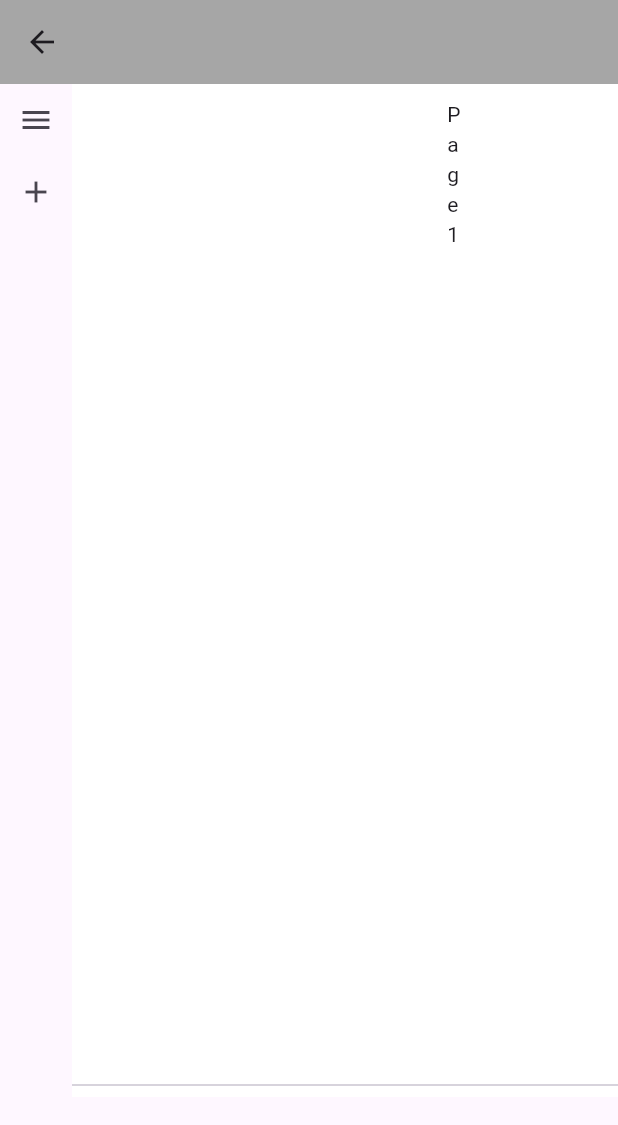
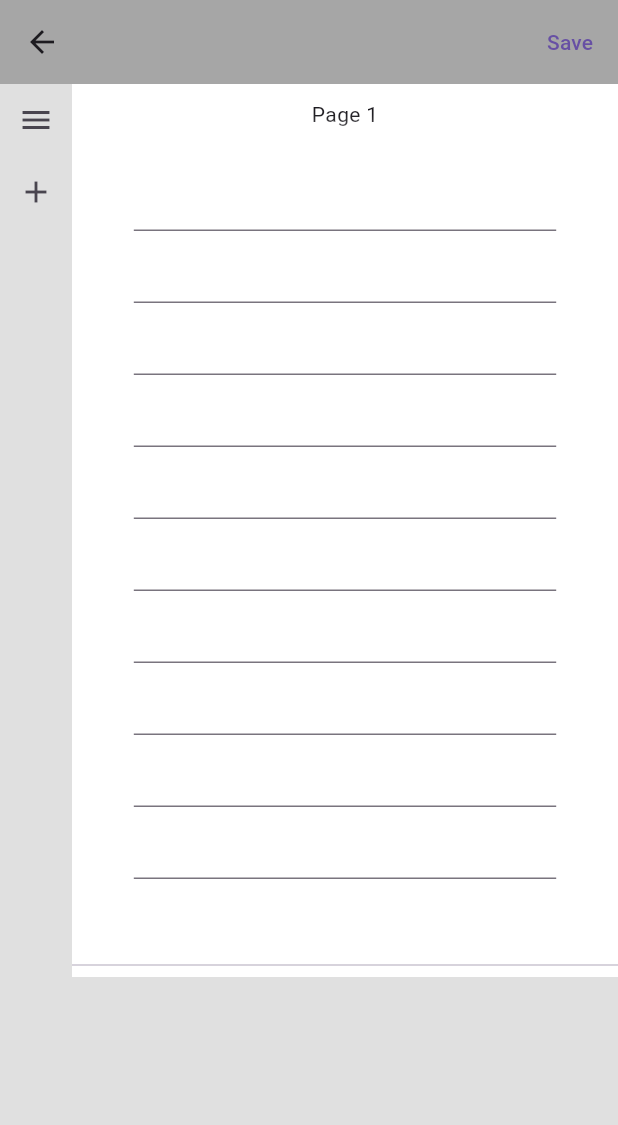
Before and after one commit to JudgeBox/Judgebox-flutter, a Flutter app: the WebScaffold screen opened directly, after a tap on "New Note", on a phone screen of 412 x 824 dp. Shown: the top 1125 px of the screen. Run offline on Flutter 3.47's test engine with Material 2 defaults, Android fonts, the phone set to English and light mode, and no system bars; our stand-ins replace cloud_firestore, firebase_core; accounts and stored records are empty.

Commit message:
Implement save page to the firebase
need to read database with the page

```diff
--- a/lib/responsive/web/note/noteBody.dart
+++ b/lib/responsive/web/note/noteBody.dart
@@ -2,6 +2,8 @@ import 'dart:ui';
 
 import 'package:flutter/material.dart';
 import 'package:flutter/services.dart';
+import 'package:judgebox/constants.dart';
+import 'package:judgebox/responsive/web/note/paintBody.dart';
 
 class NoteBody extends StatefulWidget {
   const NoteBody({Key? key}) : super(key: key);
@@ -9,6 +11,8 @@ class NoteBody extends StatefulWidget {
   @override
   State<NoteBody> createState() => _NoteBody();
 }
+
+
 
 class _NoteBody extends State<NoteBody> {
   final buttonKey = GlobalKey();
@@ -29,21 +33,34 @@ class _NoteBody extends State<NoteBody> {
     // Initialize pages with a single page.
     pages = const [
       [
-        PainterContainer(),
-        TextContainer(),
+        PainterContainer(id: 0),
+        TextContainer(id: 0),
       ],
     ];
   }
 
   @override
   Widget build(BuildContext context) {
-    // if (!_isTop) {
-    //   for(var i = 0; i < page.length; i++) {
-    //     page[i] = page[i].reversed.toList();
-    //   }
-    //   //notes = notes.reversed.toList();
-    // }
+    final Size size = MediaQuery.of(context).size;
+    final PainterContainer paint;
+    // 設定左右間距比例
+    final double Ratio = 0.1;
+
+    // 計算新的左右間距值
+    final double screenPadding = size.width * Ratio;
     return Scaffold(
+      appBar: AppBar(
+        backgroundColor: Colors.black26,
+        actions: <Widget>[
+          TextButton(
+            onPressed: () async {
+              PainterContainer(id: 0).save();
+            },
+            child: Text("Save"),
+          ),
+        ],
+      ),
+      backgroundColor: judgeBackground,
       body: Row(
         children: <Widget>[
           Column(
@@ -57,6 +74,7 @@ class _NoteBody extends State<NoteBody> {
                         pages = pages
                             .map((page) => page.reversed.toList())
                             .toList();
+                        _changeOrder();
                       });
                     },
                   ),
@@ -65,11 +83,14 @@ class _NoteBody extends State<NoteBody> {
                     onPressed: () {
                       setState(() {
                         // Add a new page to the end of the list.
-                        pages += const [
-                          [
-                            PainterContainer(),
-                            TextContainer(),
-                          ]
+                        int len = pages.length;
+                        pages += _isTop ? [[
+                            PainterContainer(id: len),
+                            TextContainer(id: len),
+                          ]] : [[
+                            TextContainer(id: len),
+                            PainterContainer(id: len),
+                        ]
                         ];
                       });
                     },
@@ -87,8 +108,8 @@ class _NoteBody extends State<NoteBody> {
                   child: Column(
                     children: [
                       Padding(
-                        padding: const EdgeInsets.only(
-                            left: 250, right: 250, top: 10),
+                        padding: EdgeInsets.only(
+                            left: screenPadding, right: screenPadding, top: 10),
                         child: Column(
                           children: [
                             Text('Page ${index + 1}'),
@@ -113,51 +134,13 @@ class _NoteBody extends State<NoteBody> {
       ),
     );
   }
-}
 
-class PainterContainer extends StatefulWidget {
-  const PainterContainer({Key? key}) : super(key: key);
-
-  @override
-  State<PainterContainer> createState() => _PainterContainer();
-}
-
-class _PainterContainer extends State<PainterContainer> {
-  @override
-  Widget build(BuildContext context) {
-    return CustomPaint(
-      painter: PointPainter(),
-      child: GestureDetector(
-        onPanUpdate: (details) {
-          RenderBox? box = context.findRenderObject() as RenderBox;
-          PointPainter.points.add(box.globalToLocal(details.globalPosition));
-          setState(() {});
-        },
-      ),
-    );
-  }
-}
-
-class PointPainter extends CustomPainter {
-  static List<Offset> points = <Offset>[];
-
-  @override
-  void paint(Canvas canvas, Size size) {
-    var paint = Paint()
-      ..color = Colors.red
-      ..strokeWidth = 4.0
-      ..strokeCap = StrokeCap.round;
-    for (int i = 0; i < points.length; i++) {
-      canvas.drawPoints(PointMode.points, [points[i]], paint);
-    }
-  }
-
-  @override
-  bool shouldRepaint(CustomPainter oldDelegate) => true;
 }
 
 class TextContainer extends StatefulWidget {
-  const TextContainer({Key? key}) : super(key: key);
+  final int id;
+
+  const TextContainer({Key? key, required this.id}) : super(key: key);
 
   @override
   State<TextContainer> createState() => _TextContainer();
@@ -166,6 +149,7 @@ class TextContainer extends StatefulWidget {
 class _TextContainer extends State<TextContainer> {
   @override
   Widget build(BuildContext context) {
+    int id = widget.id;
     int listLength = 10;
     List<FocusNode> _focusNodes =
         List<FocusNode>.generate(listLength, (int index) => FocusNode());
@@ -177,10 +161,8 @@ class _TextContainer extends State<TextContainer> {
             onKey: (event) {
               if (event is RawKeyDownEvent) {
                 if (event.logicalKey == LogicalKeyboardKey.arrowUp) {
-                  // 处理键盘上的向上箭头按键
                   _focusNodes[index - 1].requestFocus();
                 } else if (event.logicalKey == LogicalKeyboardKey.arrowDown) {
-                  // 处理键盘上的向下箭头按键
                   _focusNodes[index + 1].requestFocus();
                 }
               }
@@ -195,7 +177,6 @@ class _TextContainer extends State<TextContainer> {
               },
               onChanged: (value) {
                 if (value.contains('\n')) {
-                  // 检测到换行符时，将焦点移动到下一个TextField
                   _focusNodes[index + 1].requestFocus();
                 }
               },
--- a/lib/responsive/web/note/noteScaffold.dart
+++ /dev/null
@@ -1,26 +0,0 @@
-import 'package:flutter/material.dart';
-import 'package:judgebox/constants.dart';
-import 'package:judgebox/responsive/web/note/noteBody.dart';
-
-
-class NoteScaffold extends StatefulWidget {
-  const NoteScaffold({Key? key}) : super(key: key);
-
-  @override
-  State<NoteScaffold> createState() => _NoteScaffoldState();
-}
-
-var webAppBar = AppBar(
-  backgroundColor: Colors.black26,
-);
-
-class _NoteScaffoldState extends State<NoteScaffold> {
-  @override
-  Widget build(BuildContext context) {
-    return Scaffold(
-      appBar: webAppBar,
-      backgroundColor: judgeBackground,
-      body: NoteBody(),
-    );
-  }
-}
--- /dev/null
+++ b/lib/responsive/web/note/paintBody.dart
@@ -0,0 +1,119 @@
+import 'dart:ui';
+import 'package:flutter/cupertino.dart';
+import 'package:flutter/material.dart';
+import 'package:cloud_firestore/cloud_firestore.dart';
+
+class PainterContainer extends StatefulWidget {
+  final int id;
+
+  const PainterContainer({Key? key, required this.id}) : super(key: key);
+
+  @override
+  State<PainterContainer> createState() => _PainterContainer();
+
+  @override
+  Future<void> save() => _PainterContainer()._savePoints();
+}
+
+class _PainterContainer extends State<PainterContainer> {
+  final FirebaseFirestore _firestore = FirebaseFirestore.instance;
+
+  @override
+  Widget build(BuildContext context) {
+    _loadPoints();
+    int id = widget.id;
+    return LayoutBuilder(
+        builder: (context, constraints) {
+          return CustomPaint(
+              size: Size(constraints.maxWidth, constraints.maxWidth),
+              painter: PointPainter(),
+              child: GestureDetector(
+                onPanUpdate: (details) {
+                  setState(() {
+
+                    PointPainter.points.add(PaintData(
+                      position: details.localPosition,
+                      color: Colors.red,
+                      strokeWidth: 4.0,
+                      strokeCap: StrokeCap.round,
+                    ));
+                  });
+                },
+              )
+          );
+        }
+    );
+  }
+
+  Future<void> _savePoints() async {
+    final List<Map<String, dynamic>> data = PointPainter.points.map((e) =>
+        e.toMap()).toList();
+    await _firestore.collection('points').add({'points': data});
+  }
+
+  Future<void> _loadPoints() async {
+    final snapshot = await _firestore.collection('points').get();
+    if (snapshot.docs.isNotEmpty) {
+      final data = snapshot.docs.first.data();
+      if (data.containsKey('points')) {
+        final List<dynamic> points = data['points'];
+        setState(() {
+          PointPainter.points.clear();
+          PointPainter.points.addAll(
+              points.map((e) => PaintData.fromMap(e)).toList());
+        });
+      }
+    }
+  }
+}
+
+class PaintData {
+  final Offset position;
+  final Color color;
+  final double strokeWidth;
+  final StrokeCap strokeCap;
+
+  PaintData({
+    required this.position,
+    required this.color,
+    required this.strokeWidth,
+    required this.strokeCap,
+  });
+
+  Map<String, dynamic> toMap() {
+    return {
+      'x': position.dx,
+      'y': position.dy,
+      'color': color.value,
+      'strokeWidth': strokeWidth,
+      'strokeCap': strokeCap.index,
+    };
+  }
+
+  static PaintData fromMap(Map<String, dynamic> map) {
+    return PaintData(
+      position: Offset(map['x'], map['y']),
+      color: Color(map['color']),
+      strokeWidth: map['strokeWidth'],
+      strokeCap: StrokeCap.values[map['strokeCap']],
+    );
+  }
+}
+
+class PointPainter extends CustomPainter {
+  static List<PaintData> points = <PaintData>[];
+
+  @override
+  void paint(Canvas canvas, Size size) {
+    var paint = Paint();
+    for (final point in points) {
+      paint.color = point.color;
+      paint.strokeWidth = point.strokeWidth;
+      paint.strokeCap = point.strokeCap;
+      canvas.drawPoints(PointMode.points, [point.position], paint);
+    }
+  }
+
+  @override
+  bool shouldRepaint(CustomPainter oldDelegate) => true;
+}
--- a/lib/responsive/web/webScaffold.dart
+++ b/lib/responsive/web/webScaffold.dart
@@ -1,7 +1,7 @@
 import 'package:flutter/material.dart';
 import 'package:judgebox/constants.dart';
 import 'package:judgebox/responsive/web/webBody.dart';
-import 'package:judgebox/responsive/web/note/noteScaffold.dart';
+import 'package:judgebox/responsive/web/note/noteBody.dart';
 
 class WebScaffold extends StatefulWidget {
   const WebScaffold({Key? key}) : super(key: key);
@@ -25,7 +25,7 @@ class _WebScaffoldState extends State<WebScaffold> {
                 TextButton(
                   onPressed: () {
                     // This is the callback that will be called when the user taps on the text
-                    var destinationPage = NoteScaffold();
+                    var destinationPage = NoteBody();
                     // Push the destination page onto the navigation stack
                     Navigator.push(
                       context,
--- a/pubspec.yaml
+++ b/pubspec.yaml
@@ -33,8 +33,10 @@ dependencies:
 
   # The following adds the Cupertino Icons font to your application.
   # Use with the CupertinoIcons class for iOS style icons.
-  cupertino_icons: ^1.0.2
-  path_provider: ^1.6.27
+  cupertino_icons: ^1.0.5
+  path_provider: ^2.0.12
+  firebase_core: ^2.6.1
+  cloud_firestore: ^4.4.2
 
 dev_dependencies:
   flutter_test:
```
Also changed, not shown: lib/database/firebase.dart (added, +8 -0 lines), lib/main.dart (+7 -1 lines), lib/database/firebase_options.dart (added), lib/firebase_options.dart (added), pubspec.lock, 3 other files.
